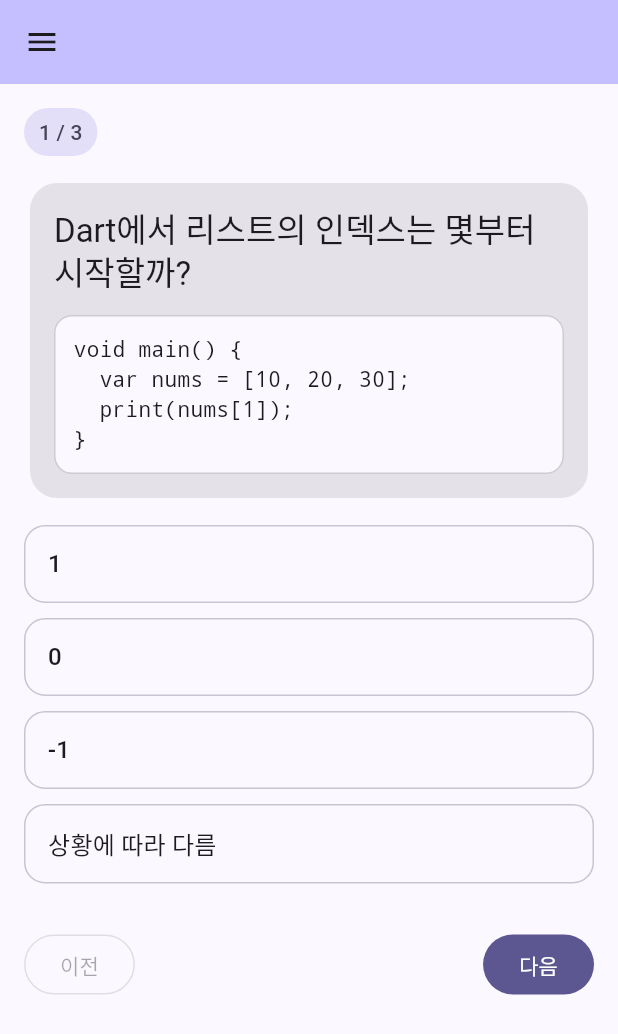
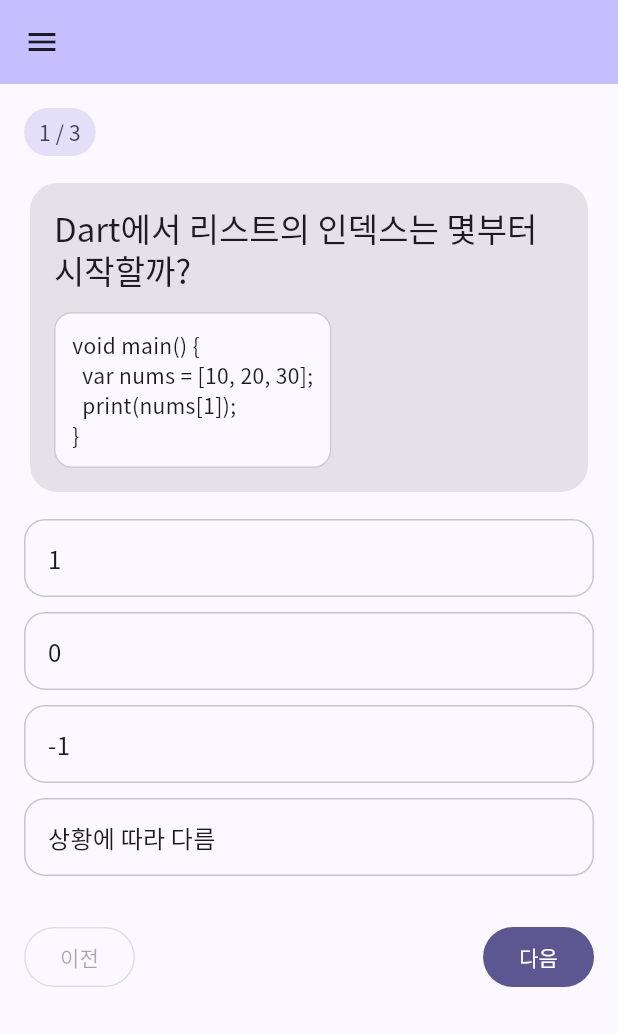
Before and after one commit to SeungYeon04/D_StudyQuiz, a Flutter app: the screen it shows after launch, on a phone screen of 412 x 824 dp. Shown: the top 1034 px of the screen. Run offline on Flutter 3.47's test engine with Material 3 defaults, Android fonts, the light colour scheme and no system bars; our stand-ins replace flutter_markdown, google_fonts.

Commit message:
fix : 안 깨짐 글자

```diff
--- a/quiz_lock_app/lib/main.dart
+++ b/quiz_lock_app/lib/main.dart
@@ -1,23 +1,27 @@
 import 'package:flutter/material.dart';
+import 'package:google_fonts/google_fonts.dart';
 
 import 'quiz/screens/quiz_screen.dart';
 
-void main() {
+Future<void> main() async {
+  WidgetsFlutterBinding.ensureInitialized();
+  // Web에서 한글이 잠깐 깨져 보이는 현상 방지: 앱 시작 전 폰트 로드
+  await GoogleFonts.pendingFonts([GoogleFonts.notoSansKr()]);
   runApp(const MyApp());
 }
 
 class MyApp extends StatelessWidget {
   const MyApp({super.key});
 
-  // This widget is the root of your application.
   @override
   Widget build(BuildContext context) {
+    final base = ThemeData(
+      colorScheme: ColorScheme.fromSeed(seedColor: const Color(0xFF6C5CE7)),
+      useMaterial3: true,
+    );
     return MaterialApp(
       title: '퀴즈 앱',
-      theme: ThemeData(
-        colorScheme: ColorScheme.fromSeed(seedColor: const Color(0xFF6C5CE7)),
-        useMaterial3: true,
-      ),
+      theme: base.copyWith(textTheme: GoogleFonts.notoSansKrTextTheme(base.textTheme)),
       home: const QuizScreen(),
     );
   }
--- a/quiz_lock_app/lib/quiz/screens/quiz_screen.dart
+++ b/quiz_lock_app/lib/quiz/screens/quiz_screen.dart
@@ -16,9 +16,15 @@
 }
 
 class _QuizScreenState extends State<QuizScreen> {
+  static const _quizAssetPath = 'assets/quizzes/sample_quiz.json';
+
   final _loader = const QuizAssetLoader();
   /// 다시풀기/입력/다음/이전 시 setState 대신 이걸만 갱신 → 본문만 다시 그림, Scaffold·AppBar는 유지
   final ValueNotifier<int> _bodyVersion = ValueNotifier(0);
+
+  List<QuizQuestion>? _questions;
+  Object? _loadError;
+  bool _loading = true;
 
   int _currentIndex = 0;
   final Map<int, int> _selectedByIndex = <int, int>{};
@@ -89,6 +95,41 @@
   }
 
   @override
+  void initState() {
+    super.initState();
+    _loadQuestions();
+  }
+
+  @override
+  void reassemble() {
+    super.reassemble();
+    _loadQuestions();
+  }
+
+  Future<void> _loadQuestions() async {
+    if (!mounted) return;
+    setState(() {
+      _loading = true;
+      _loadError = null;
+    });
+
+    try {
+      final questions = await _loader.loadQuestions(_quizAssetPath);
+      if (!mounted) return;
+      setState(() {
+        _questions = questions;
+        _loading = false;
+      });
+    } catch (error) {
+      if (!mounted) return;
+      setState(() {
+        _loadError = error;
+        _loading = false;
+      });
+    }
+  }
+
+  @override
   void dispose() {
     _bodyVersion.dispose();
     super.dispose();
@@ -96,15 +137,12 @@
 
   @override
   Widget build(BuildContext context) {
-    return FutureBuilder<List<QuizQuestion>>(
-      future: _loader.loadQuestions('assets/quizzes/sample_quiz.json'),
-      builder: (context, snapshot) {
     final theme = Theme.of(context);
 
     Widget body;
-        if (snapshot.connectionState != ConnectionState.done) {
+    if (_loading) {
       body = const Center(child: CircularProgressIndicator());
-        } else if (snapshot.hasError) {
+    } else if (_loadError != null) {
       body = Padding(
         padding: const EdgeInsets.all(16),
         child: Column(
@@ -112,17 +150,17 @@
           children: [
             Text('퀴즈 로딩 실패', style: theme.textTheme.titleLarge),
             const SizedBox(height: 8),
-                Text(snapshot.error.toString()),
+            Text(_loadError.toString()),
             const SizedBox(height: 16),
             FilledButton(
-                  onPressed: () => setState(() {}),
+              onPressed: _loadQuestions,
               child: const Text('다시 시도'),
             ),
           ],
         ),
       );
     } else {
-          final questions = snapshot.data ?? const <QuizQuestion>[];
+      final questions = _questions ?? const <QuizQuestion>[];
       if (questions.isEmpty) {
         body = const Center(child: Text('퀴즈 데이터가 비어있어요.'));
       } else {
@@ -135,7 +173,7 @@
             final correct = _isCorrect(q);
             final isLast = _currentIndex == questions.length - 1;
             return ListView(
-                  key: const PageStorageKey<String>('quiz_body'),
+              key: ValueKey<String>(q.id),
               padding: const EdgeInsets.fromLTRB(16, 16, 16, 24),
               children: [
                 _QuizProgressRow(
@@ -239,8 +277,6 @@
       ),
       body: body,
     );
-      },
-    );
   }
 
   QuizOptionState _optionStateFor(int optionIndex, QuizQuestion q) {
--- a/quiz_lock_app/lib/quiz/widgets/quiz_question_card.dart
+++ b/quiz_lock_app/lib/quiz/widgets/quiz_question_card.dart
@@ -17,6 +17,8 @@
   Widget build(BuildContext context) {
     final theme = Theme.of(context);
     final colorScheme = theme.colorScheme;
+    final questionStyle = theme.textTheme.titleLarge?.copyWith(height: 1.25);
+    final codeStyle = theme.textTheme.bodyMedium?.copyWith(height: 1.45);
     final hasCode = codeLines != null && codeLines!.isNotEmpty;
 
     return Card(
@@ -28,27 +30,20 @@
         child: Column(
           crossAxisAlignment: CrossAxisAlignment.start,
           children: [
-            Text(
-              question,
-              style: theme.textTheme.titleLarge?.copyWith(height: 1.25),
-            ),
+            Text(question, style: questionStyle),
             if (hasCode) ...[
               const SizedBox(height: 14),
-              Container(
-                width: double.infinity,
-                padding: const EdgeInsets.all(12),
+              DecoratedBox(
                 decoration: BoxDecoration(
                   color: colorScheme.surface,
                   borderRadius: BorderRadius.circular(12),
-                  border: Border.all(
-                    color: colorScheme.outline.withOpacity(0.35),
-                  ),
+                  border: Border.all(color: colorScheme.outline.withValues(alpha: 0.35)),
                 ),
-                child: SelectableText(
-                  codeLines!.join('\n'),
-                  style: theme.textTheme.bodyMedium?.copyWith(
-                    fontFamily: 'monospace',
-                    height: 1.45,
+                child: Padding(
+                  padding: const EdgeInsets.all(12),
+                  child: Text(
+                    codeLines!.join('\n'),
+                    style: codeStyle,
                   ),
                 ),
               ),
--- a/quiz_lock_app/pubspec.yaml
+++ b/quiz_lock_app/pubspec.yaml
@@ -36,6 +36,7 @@
   # Use with the CupertinoIcons class for iOS style icons.
   cupertino_icons: ^1.0.8
   flutter_markdown: ^0.7.4+1
+  google_fonts: ^6.2.1
 
 dev_dependencies:
   flutter_test:
```
Also changed, not shown: quiz_lock_app/pubspec.lock, 2 other files. Lines whose indentation alone changed are shown as unchanged.
